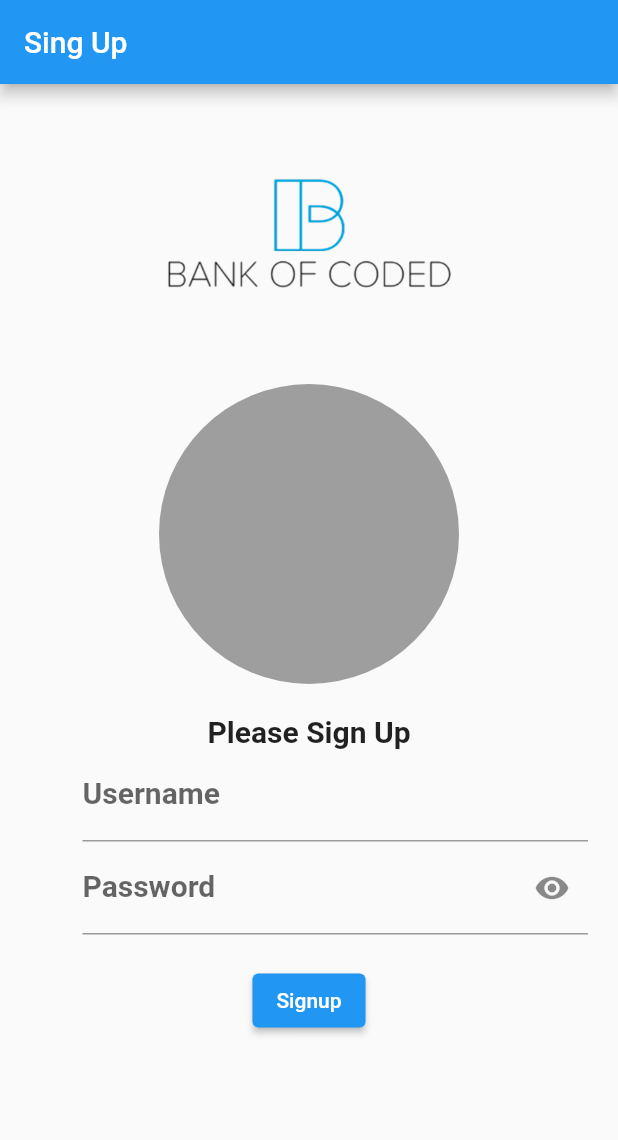
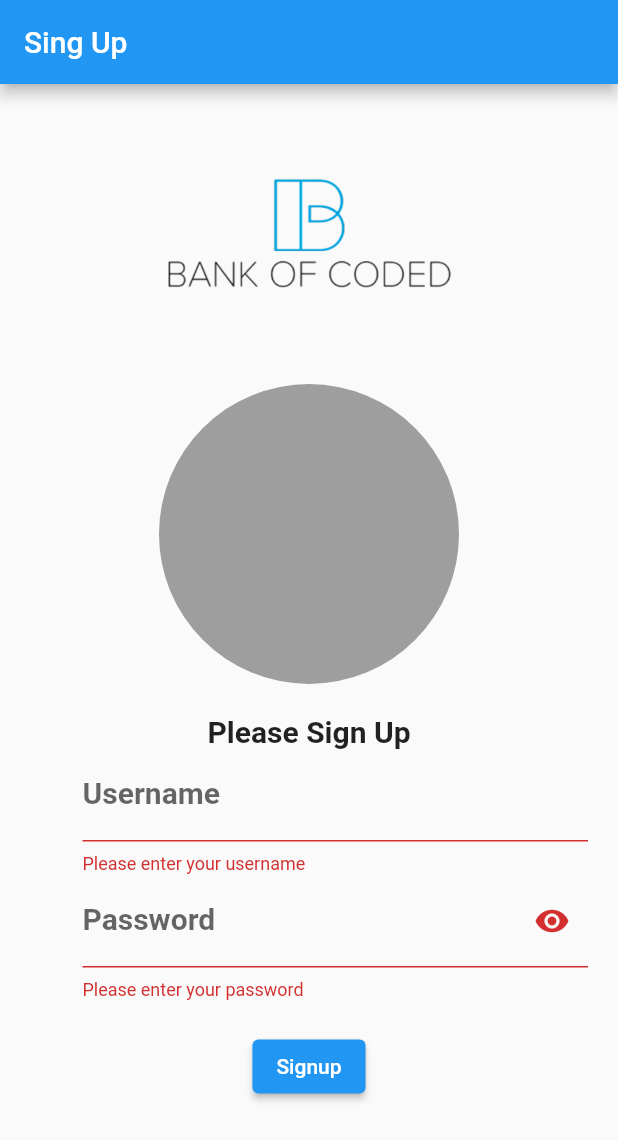
Before and after one commit to AhmedHajeyah/bankofcoded, a Flutter app: the SignUpPage screen opened by its route, after a tap on "Signup", on a phone screen of 412 x 824 dp. Shown: the top 1140 px of the screen. Run offline on Flutter 3.47's test engine with Material 2 defaults, Android fonts, the phone set to English and light mode, and no system bars; our stand-ins replace dio, go_router, image_picker, shared_preferences; missing offline and left inert: jwt_decode; accounts and stored records are empty.

Commit message:
Signup Navigation Done

```diff
--- a/lib/pages/signup_page.dart
+++ b/lib/pages/signup_page.dart
@@ -3,6 +3,7 @@ import 'dart:io';
 import 'package:flutter/material.dart';
 import 'package:flutter/src/foundation/key.dart';
 import 'package:flutter/src/widgets/framework.dart';
+import 'package:go_router/go_router.dart';
 import 'package:image_picker/image_picker.dart';
 import 'package:provider/provider.dart';
 import 'package:bankofcoded/providers/auth_providers.dart';
@@ -17,16 +18,23 @@ class SignUpPage extends StatefulWidget {
   State<SignUpPage> createState() => _SignUpPageState();
 }
 
+var _image;
+final _picker = ImagePicker();
+final _formKey = GlobalKey<FormState>();
+String password = '';
+String Username = '';
+
 class _SignUpPageState extends State<SignUpPage> {
   bool _isObscure = true;
-  var _image;
-  final _picker = ImagePicker();
+
   TextEditingController usernameController = TextEditingController();
   TextEditingController passwordController = TextEditingController();
   TextEditingController ImageController = TextEditingController();
   @override
   Widget build(BuildContext context) {
-    return Scaffold(
+    return Form(
+      key: _formKey,
+      child: Scaffold(
         appBar: AppBar(title: Text('Sing Up')),
         body: SingleChildScrollView(
           child: Center(
@@ -63,30 +71,38 @@ class _SignUpPageState extends State<SignUpPage> {
                       margin: const EdgeInsets.only(top: 20),
                       child: const Text(
                         "Please Sign Up",
-                      style:
-                          TextStyle(fontWeight: FontWeight.bold, fontSize: 20),
+                        style: TextStyle(
+                            fontWeight: FontWeight.bold, fontSize: 20),
                       )),
                   Container(
                     margin: EdgeInsets.only(left: 35),
-                  child: TextField(
+                    child: TextFormField(
                       decoration: InputDecoration(
                         labelText: 'Username',
-                      labelStyle:
-                          TextStyle(fontSize: 20, fontWeight: FontWeight.bold),
+                        labelStyle: TextStyle(
+                            fontSize: 20, fontWeight: FontWeight.bold),
                       ),
+                      validator: (value) {
+                        if (value!.isEmpty) {
+                          return 'Please enter your username';
+                        }
+                        return null;
+                      },
                     ),
                   ),
                   Container(
                     margin: EdgeInsets.only(left: 35),
-                  child: TextField(
+                    child: TextFormField(
                       obscureText: _isObscure,
                       decoration: InputDecoration(
                         labelText: 'Password',
-                      labelStyle:
-                          TextStyle(fontSize: 20, fontWeight: FontWeight.bold),
+                        labelStyle: TextStyle(
+                            fontSize: 20, fontWeight: FontWeight.bold),
                         suffixIcon: IconButton(
                           icon: Icon(
-                          _isObscure ? Icons.visibility : Icons.visibility_off,
+                            _isObscure
+                                ? Icons.visibility
+                                : Icons.visibility_off,
                           ),
                           onPressed: () {
                             setState(() {
@@ -95,24 +111,28 @@ class _SignUpPageState extends State<SignUpPage> {
                           },
                         ),
                       ),
+                      validator: (value) {
+                        if (value!.isEmpty) {
+                          return 'Please enter your password';
+                        }
+                        return null;
+                      },
                     ),
                   ),
                   Container(
                     margin: EdgeInsets.only(top: 20),
                     child: ElevatedButton(
                       onPressed: () {
-                      // if (_formKey.currentState!.validate()) {
-                      //   _formKey.currentState!.save();
-                      context.read<AuthProviders>().signUp(User(
-                          username: usernameController.text,
-                          password: passwordController.text,
-                          image: _image?.path));
-                      // }
+                        if (_formKey.currentState!.validate()) {
+                          _formKey.currentState!.save();
+                          signUp(Username, password, _image!);
+                        }
                       },
                       child: const Text("Signup"),
                     ),
                   ),
                 ],
+              ),
             ),
           ),
         ),
@@ -123,4 +143,16 @@ class _SignUpPageState extends State<SignUpPage> {
   // void getImage(BuildContext context) {}
 
   // void setState(Null Function() param0) {}
+
+  void signUp(String name, String password, File img) async {
+    print("j");
+
+    Provider.of<AuthProviders>(context, listen: false)
+        .signUp(username: name, password: password, image: img);
+
+    setState(() {
+      //isLoading = false;
+      context.push("/main");
+    });
   }
+}
--- a/lib/providers/auth_providers.dart
+++ b/lib/providers/auth_providers.dart
@@ -10,11 +10,15 @@ import '../services/auth_services.dart';
 import '../services/client.dart';
 
 class AuthProviders extends ChangeNotifier {
-  late User user;
-  late String token = "";
+  String token = "";
+  User? user;
 
-  void signUp(User user) async {
-    token = await AuthServices().signUp(user);
+  void signUp(
+      {required String username,
+      required String password,
+      required File image}) async {
+    token = await AuthServices()
+        .signup(username: username, password: password, image: image);
     setToken(token);
     print(token);
     //   notifyListeners();
--- a/lib/services/auth_services.dart
+++ b/lib/services/auth_services.dart
@@ -1,9 +1,32 @@
+import 'dart:io';
+
 import 'package:bankofcoded/services/client.dart';
 import 'package:dio/dio.dart';
 import '../models/user.dart';
 
 class AuthServices {
   final _dio = Dio();
+
+  Future<String> signup(
+      {required String username,
+      required String password,
+      required File image}) async {
+    late String token;
+
+    try {
+      FormData data = FormData.fromMap({
+        "username": username,
+        "password": password,
+        "image": await MultipartFile.fromFile(image.path),
+      });
+      Response response = await Client.dio.post('/signup', data: data);
+      token = response.data["token"];
+      print(token);
+    } on DioError catch (error) {
+      print(error);
+    }
+    return token;
+  }
 
   Future<String> signUp(User user) async {
     Response res = await Client.dio.post("/signup/", data: user.toJson());
```
Also changed, not shown: lib/models/trans.dart (added, +22 -0 lines), lib/models/trans.g.dart (added). Lines whose indentation alone changed are shown as unchanged.
